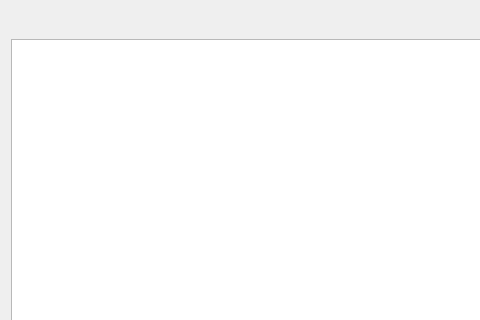
The window that src/gui/pages/reportswidget.ui (KDE/kommit) describes before a commit, drawn with Qt 5; both pictures show x 0 to 480 and y 0 to 320 of the 683 by 426 pixel window.
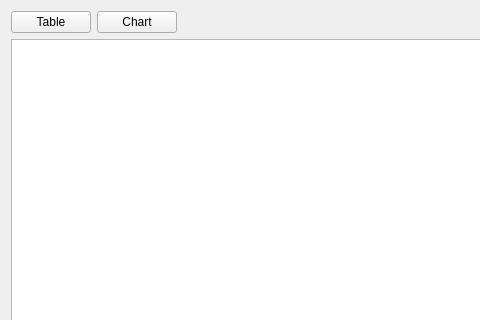
The same window after the commit.

The edit to the form file:
```diff
--- a/src/gui/pages/reportswidget.ui
+++ b/src/gui/pages/reportswidget.ui
@@ -19,10 +19,30 @@
      <property name="orientation">
       <enum>Qt::Horizontal</enum>
      </property>
-     <widget class="QWidget" name="">
+     <widget class="QWidget" name="layoutWidget">
       <layout class="QVBoxLayout" name="verticalLayout">
        <item>
         <layout class="QHBoxLayout" name="horizontalLayout">
+         <item>
+          <widget class="QPushButton" name="pushButtonTable">
+           <property name="text">
+            <string>Table</string>
+           </property>
+           <property name="checkable">
+            <bool>true</bool>
+           </property>
+          </widget>
+         </item>
+         <item>
+          <widget class="QPushButton" name="pushButtonChart">
+           <property name="text">
+            <string>Chart</string>
+           </property>
+           <property name="checkable">
+            <bool>true</bool>
+           </property>
+          </widget>
+         </item>
          <item>
           <spacer name="horizontalSpacer">
            <property name="orientation">
```
